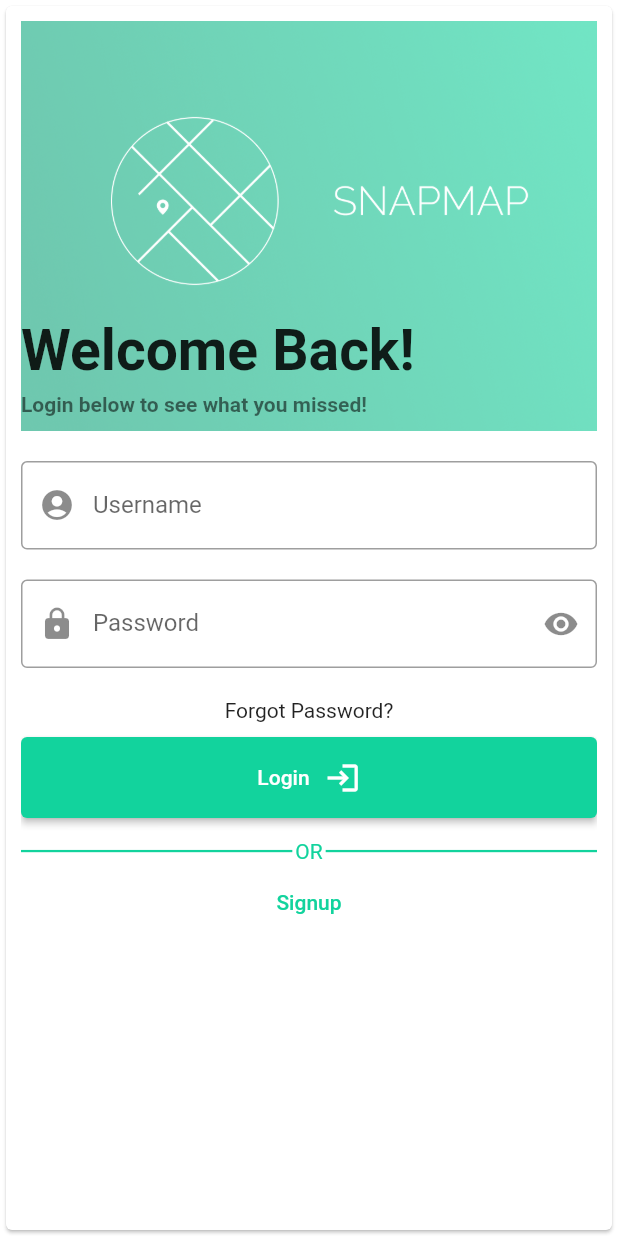
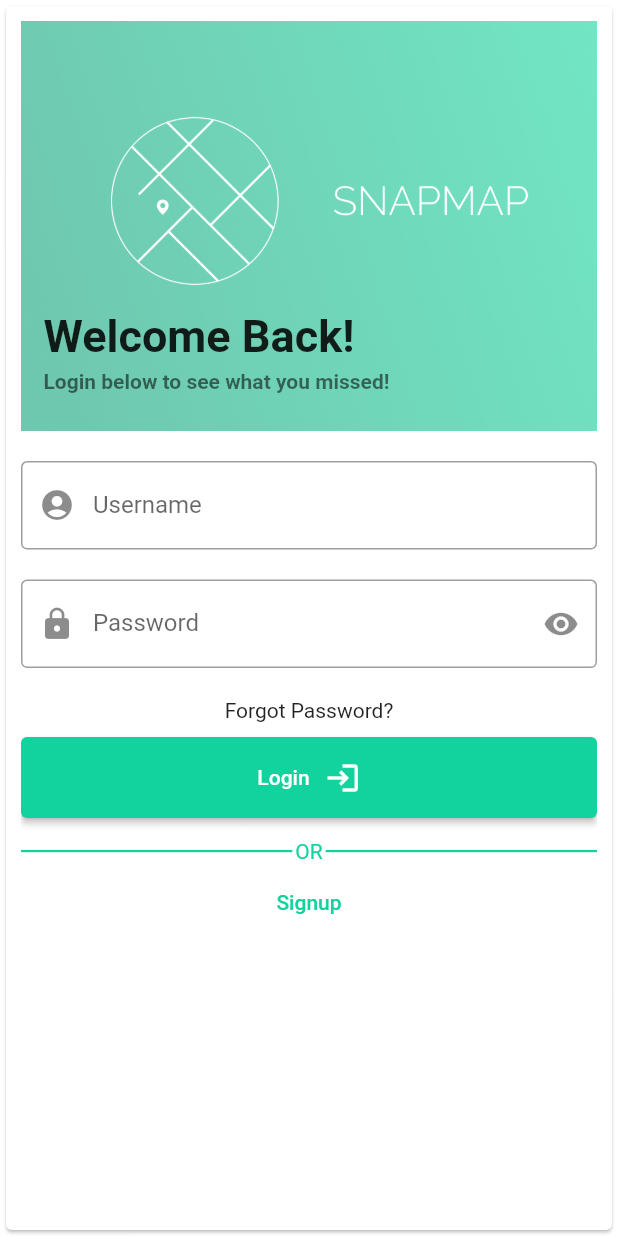
Before and after one commit to CSCI4100U-Mobile-Dev-Group10/Snapmap, a Flutter app: the screen it shows after launch, on a phone screen of 412 x 824 dp. Run offline on Flutter 3.47's test engine with Material 2 defaults, Android fonts, the light colour scheme and no system bars; our stand-ins replace camera, cloud_firestore, firebase_core, firebase_storage, flutter_map, geolocator and 5 more; missing offline and left inert: camera_web, cloud_firestore_web, firebase_core_web, firebase_storage_web, geolocator_web, image_picker_for_web and 1 more; accounts and stored records are empty.

Commit message:
welcome section padding added to welcome message / information

```diff
--- a/lib/widgets/molecules/welcome_section.dart
+++ b/lib/widgets/molecules/welcome_section.dart
@@ -11,13 +11,15 @@ class WelcomeSection extends StatelessWidget {
   @override
   Widget build(BuildContext context) {
     // build a column of two text widgets
-    return Column(
+    return Container(
+      padding: const EdgeInsets.all(15),
+      child: Column(
         crossAxisAlignment: CrossAxisAlignment.start,
         children: [
           // provides a welcome message for the user
           Text(message,
               style: const TextStyle(
-                fontSize: 38,
+                  fontSize: 30,
                   fontWeight: FontWeight.bold,
                   color: Colors.black87)),
           // provides extra information for the user
@@ -30,6 +32,7 @@ class WelcomeSection extends StatelessWidget {
 
           const SizedBox(height: 10),
         ],
+      ),
     );
   }
 }
```
Lines whose indentation alone changed are shown as unchanged.
